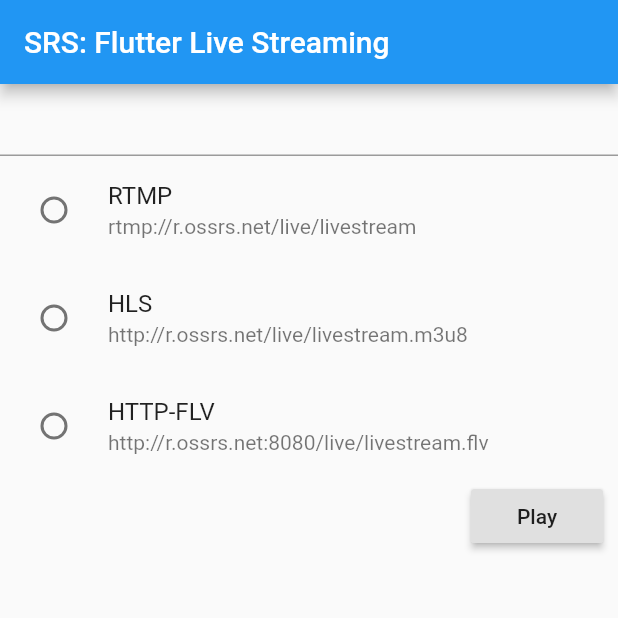
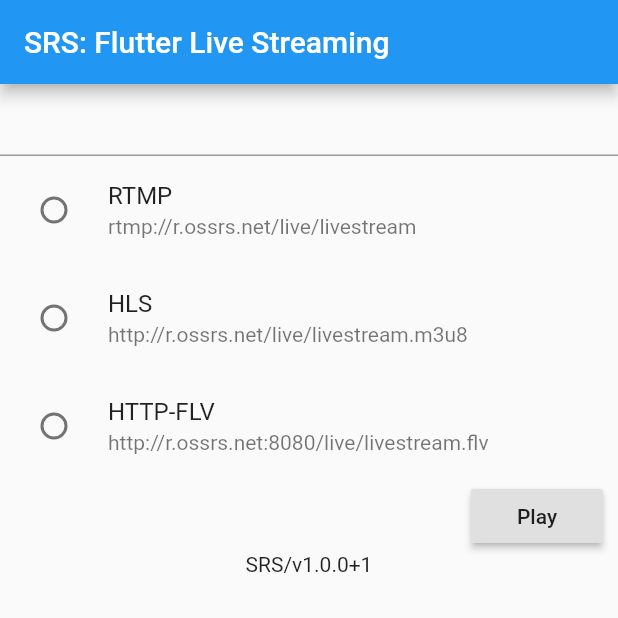
Before and after one commit to topdev0207/flutter_live, a Flutter app: the screen it shows after launch, on a phone screen of 412 x 824 dp, the top half of it. Run offline on Flutter 3.47's test engine with Material 2 defaults, Android fonts, the phone set to English and light mode, and no system bars; our stand-ins replace package_info; missing offline and left inert: fijkplayer.

Commit message:
Upload to appstore v1.0.0+1, new icon

```diff
--- a/example/lib/main.dart
+++ b/example/lib/main.dart
@@ -1,4 +1,7 @@
+import 'dart:io';
+
 import 'package:flutter/material.dart';
+import 'package:package_info/package_info.dart';
 
 import 'package:flutter_live/flutter_live.dart';
 import 'package:fijkplayer/fijkplayer.dart';
@@ -34,7 +37,24 @@ class Home extends StatefulWidget {
 }
 
 class _HomeState extends State<Home> {
+  PackageInfo _info = PackageInfo(version: '0.0.0', buildNumber: '0');
   final TextEditingController _controller = TextEditingController();
+
+  @override
+  void initState() {
+    super.initState();
+    _initPlatform();
+  }
+
+  void _initPlatform() async {
+    try {
+      PackageInfo info = await PackageInfo.fromPlatform();
+      setState(() {
+        _info = info;
+      });
+    } catch (e) {
+    }
+  }
 
   @override
   Widget build(BuildContext context) {
@@ -99,6 +119,12 @@ class _HomeState extends State<Home> {
               )
             ],
           ),
+          Row(
+            mainAxisAlignment: MainAxisAlignment.center,
+            children: [
+              Text('SRS/v${_info.version}+${_info.buildNumber}')
+            ],
+          )
         ],
       ),
     );
--- a/example/pubspec.yaml
+++ b/example/pubspec.yaml
@@ -1,6 +1,6 @@
 name: flutter_live_example
 description: Demonstrates how to use the flutter_live plugin.
-version: 1.0.1
+version: 1.0.0+1
 
 # The following line prevents the package from being accidentally published to
 # pub.dev using `pub publish`. This is preferred for private packages.
@@ -24,6 +24,9 @@ dependencies:
   # The following adds the Cupertino Icons font to your application.
   # Use with the CupertinoIcons class for iOS style icons.
   cupertino_icons: ^1.0.0
+
+  # To get the version in this file.
+  package_info: '>=0.4.0 <2.0.0'
 
 dev_dependencies:
   flutter_test:
```
Also changed, not shown: 51 other files.
